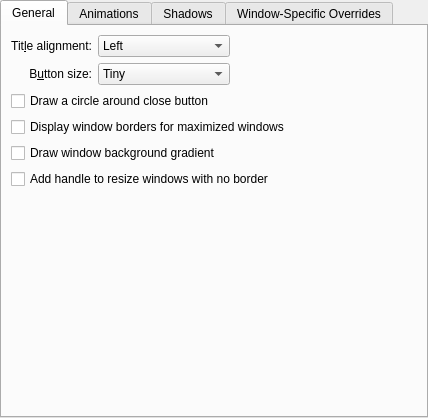
This is kdecoration/config/ui/breezeconfigurationui.ui in Luwx/Lightly as Qt 5 draws it before an edit. The edited form follows.
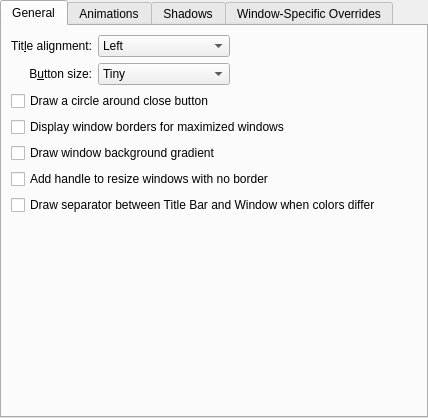
This is the edited form. Custom widgets are drawn as their Qt base class.

Commit message: Added setting to toggle drawing of title bar separator

Patch:
```diff
--- a/kdecoration/config/ui/breezeconfigurationui.ui
+++ b/kdecoration/config/ui/breezeconfigurationui.ui
@@ -125,7 +125,7 @@
          </property>
         </spacer>
        </item>
-       <item row="6" column="0" colspan="3">
+       <item row="7" column="0" colspan="3">
         <spacer name="verticalSpacer">
          <property name="orientation">
           <enum>Qt::Vertical</enum>
@@ -145,6 +145,13 @@
          </property>
         </widget>
        </item>
+       <item row="6" column="0" colspan="3">
+        <widget class="QCheckBox" name="drawTitleBarSeparator">
+         <property name="text">
+          <string>Draw separator between Title Bar and Window when colors differ</string>
+         </property>
+        </widget>
+       </item>
        <item row="3" column="0" colspan="3">
         <widget class="QCheckBox" name="drawBorderOnMaximizedWindows">
          <property name="text">
```
Left out of the diff: 1 changed line with no effect on the pictures. The commit also changes 3 other files.
